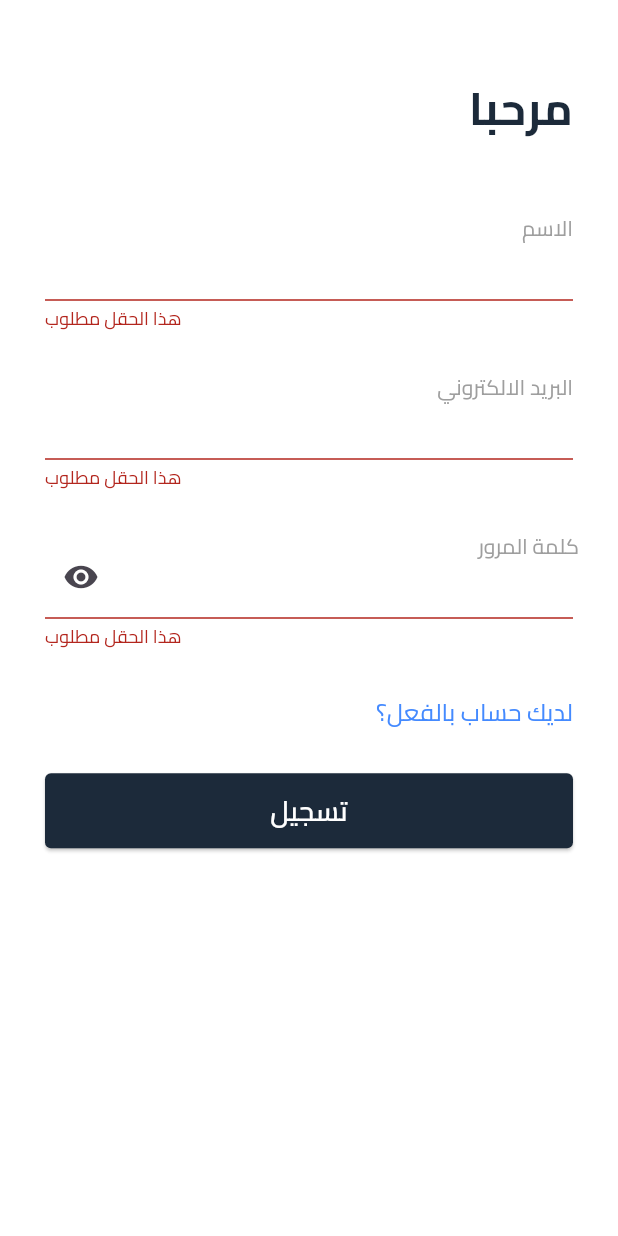
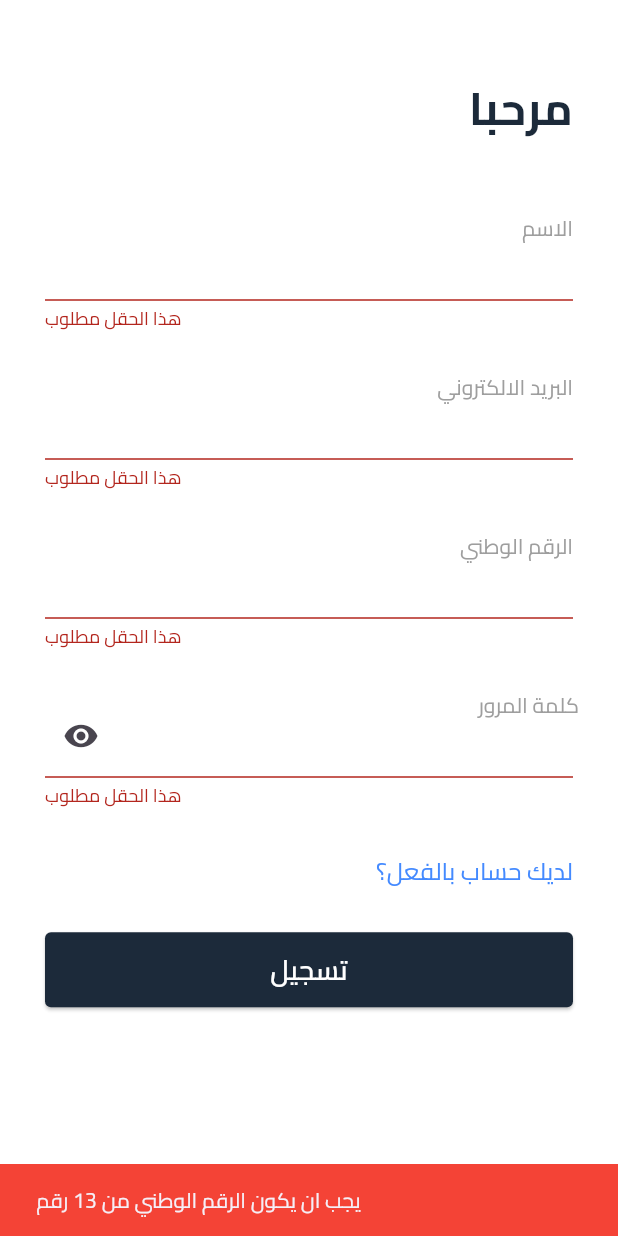
Before and after one commit to AmmarZeineh/complaints_app, a Flutter app: the screen it shows after launch, after a tap on "تسجيل", on a phone screen of 412 x 824 dp. Run offline on Flutter 3.47's test engine with Material 3 defaults, Android fonts, the phone set to English and light mode, and no system bars; drawn by our look-alikes of modal_progress_hud_nsn; our stand-ins replace bloc, dartz, dio, easy_localization, flutter_bloc, flutter_screenutil and 2 more; missing offline and left inert: flutter_verification_code_field.

Commit message:
add national id

```diff
--- /dev/null
+++ b/devtools_options.yaml
@@ -0,0 +1,3 @@
+description: This file stores settings for Dart & Flutter DevTools.
+documentation: https://docs.flutter.dev/tools/devtools/extensions#configure-extension-enablement-states
+extensions:
--- a/lib/constants.dart
+++ b/lib/constants.dart
@@ -1 +1 @@
-const baseUrl = 'http://192.168.1.8:3000/api';
+const baseUrl = 'http://10.30.236.136:3000/api';
--- a/lib/feature/auth/domain/repos/auth_repo.dart
+++ b/lib/feature/auth/domain/repos/auth_repo.dart
@@ -9,6 +9,7 @@ abstract class AuthRepo {
     String email,
     String password,
     String name,
+    String nationalId,
   );
 
   Future<Either<Failure, void>> verifyEmail({
--- a/lib/feature/auth/views/cubits/signup_cubit/signup_cubit_cubit.dart
+++ b/lib/feature/auth/views/cubits/signup_cubit/signup_cubit_cubit.dart
@@ -13,9 +13,10 @@ class SignupCubitCubit extends Cubit<SignupCubitState> {
     required String email,
     required String password,
     required String name,
+    required String nationalId,
   }) async {
     emit(SignupCubitLoading());
-    var result = await _authRepo.signup(email, password, name);
+    var result = await _authRepo.signup(email, password, name, nationalId);
     result.fold((l) => emit(SignupCubitFailure(l.message)), (r) {
       this.email = email;
       emit(SignupCubitSuccess());
--- a/lib/feature/auth/views/widgets/signup_view_body.dart
+++ b/lib/feature/auth/views/widgets/signup_view_body.dart
@@ -1,3 +1,6 @@
+import 'dart:developer';
+
+import 'package:complaints_app/core/helper_functions/snack_bars.dart';
 import 'package:complaints_app/core/utils/app_colors.dart';
 import 'package:complaints_app/core/utils/app_font_styles.dart';
 import 'package:complaints_app/core/widgets/custom_elevated_button.dart';
@@ -18,7 +21,7 @@ class SignupViewBody extends StatefulWidget {
 class _SignupViewBodyState extends State<SignupViewBody> {
   GlobalKey<FormState> formKey = GlobalKey<FormState>();
   AutovalidateMode autovalidateMode = AutovalidateMode.disabled;
-  String? name, email, password;
+  String? name, email, password, nationalId;
   bool isObscure = true;
 
   @override
@@ -61,6 +64,14 @@ class _SignupViewBodyState extends State<SignupViewBody> {
                   SizedBox(height: 30),
                   CustomFormTextField(
                     onSaved: (p0) {
+                      nationalId = p0;
+                    },
+                    title: 'الرقم الوطني',
+                    textInputType: .number,
+                  ),
+                  SizedBox(height: 30),
+                  CustomFormTextField(
+                    onSaved: (p0) {
                       password = p0;
                     },
                     prefixIcon: GestureDetector(
@@ -87,6 +98,7 @@ class _SignupViewBodyState extends State<SignupViewBody> {
                       style: AppTextStyles.w400_16.copyWith(
                         color: Colors.blueAccent,
                       ),
+                      textAlign: .center,
                     ),
                   ),
                   SizedBox(height: 30),
@@ -95,15 +107,24 @@ class _SignupViewBodyState extends State<SignupViewBody> {
                     child: CustomElevatedButton(
                       title: 'تسجيل',
                       onPressed: () async {
+                        if (nationalId == null || nationalId!.length < 13) {
+                          showErrorMessage(
+                            'يجب ان يكون الرقم الوطني من 13 رقم',
+                            context,
+                          );
+                        }
                         if (formKey.currentState!.validate()) {
                           formKey.currentState!.save();
                         }
+                        log(nationalId.toString());
+
                         autovalidateMode = AutovalidateMode.onUserInteraction;
                         setState(() {});
                         await context.read<SignupCubitCubit>().signup(
                           email: email!,
                           password: password!,
                           name: name!,
+                          nationalId: nationalId!,
                         );
                       },
                       padding: EdgeInsetsGeometry.symmetric(vertical: 12),
--- a/pubspec.yaml
+++ b/pubspec.yaml
@@ -19,7 +19,7 @@ publish_to: "none" # Remove this line if you wish to publish to pub.dev
 version: 1.0.0+1
 
 environment:
-  sdk: ^3.9.2
+  sdk: ^3.10.0
 
 # Dependencies specify other packages that your package needs in order to work.
 # To automatically upgrade your package dependencies to the latest versions
```
Also changed, not shown: lib/feature/auth/data/repos/auth_repo_impl.dart (+8 -1 lines), lib/feature/auth/views/widgets/login_view_body.dart (+8 -9 lines), lib/feature/auth/views/widgets/verify_view_body.dart (+8 -8 lines), pubspec.lock.
